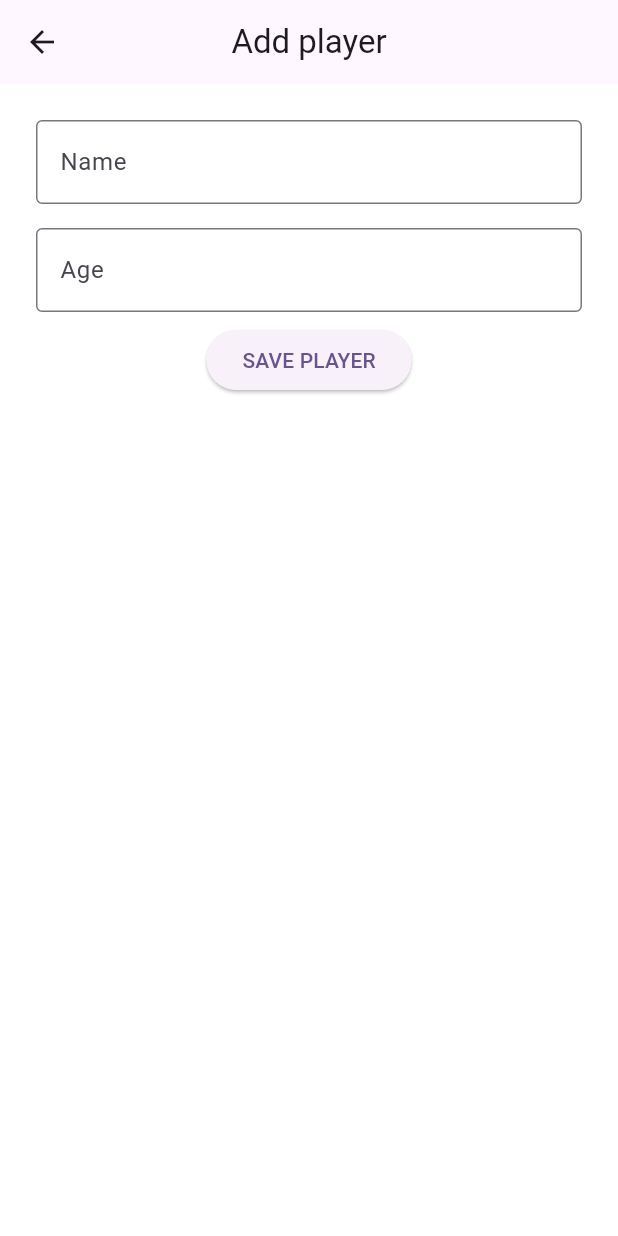
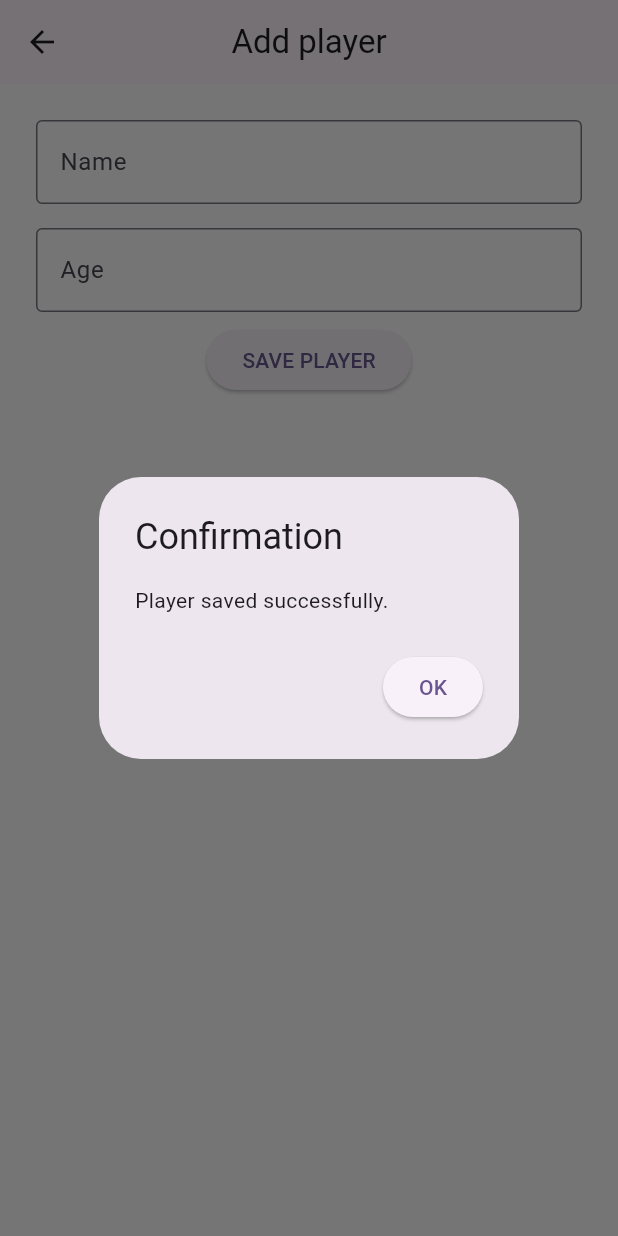
Before and after one commit to costm-software/costm-software, a Flutter app: the AddPlayerPage screen opened directly, after a tap on "SAVE PLAYER", on a phone screen of 412 x 824 dp. Run offline on Flutter 3.47's test engine with Material 2 defaults, Android fonts, the phone set to English and light mode, and no system bars; our stand-ins replace flutter_secure_storage; accounts and stored records are empty.

Commit message:
feat: add dialog on save player button

```diff
--- a/lib/views/add_player_view.dart
+++ b/lib/views/add_player_view.dart
@@ -13,6 +13,8 @@ class _AddPlayerPageState extends State<AddPlayerPage> {
   final TextEditingController _playerAgeController = TextEditingController();
   final SecureStorage _secureStorage = SecureStorage();
 
+  bool isDialogOpen = false;
+
   @override
   void initState() {
     super.initState();
@@ -22,6 +24,36 @@ class _AddPlayerPageState extends State<AddPlayerPage> {
   Future<void> fetchSecureStorageData() async {
     _playerNameController.text = await _secureStorage.getPlayerName() ?? '';
     _playerAgeController.text = await _secureStorage.getPlayerAge() ?? '';
+  }
+
+  Future<void> _showConfirmationDialog() async {
+    setState(() {
+      isDialogOpen = true;
+    });
+
+    await showDialog(
+      context: context,
+      builder: (BuildContext context) {
+        return AlertDialog(
+          title: const Text('Confirmation'),
+          content: const Text('Player saved successfully.'),
+          actions: <Widget>[
+            ElevatedButton(
+              child: const Text('OK'),
+              onPressed: () {
+                _playerNameController.clear();
+                _playerAgeController.clear();
+                Navigator.pop(context);
+              },
+            ),
+          ],
+        );
+      },
+    );
+
+    setState(() {
+      isDialogOpen = false;
+    });
   }
 
   @override
@@ -60,6 +92,7 @@ class _AddPlayerPageState extends State<AddPlayerPage> {
           ElevatedButton(
             child: const Text('SAVE PLAYER'),
             onPressed: () async {
+              _showConfirmationDialog();
               await _secureStorage.setPlayerName(_playerNameController.text);
               await _secureStorage.setPlayerAge(_playerAgeController.text);
             },
```
